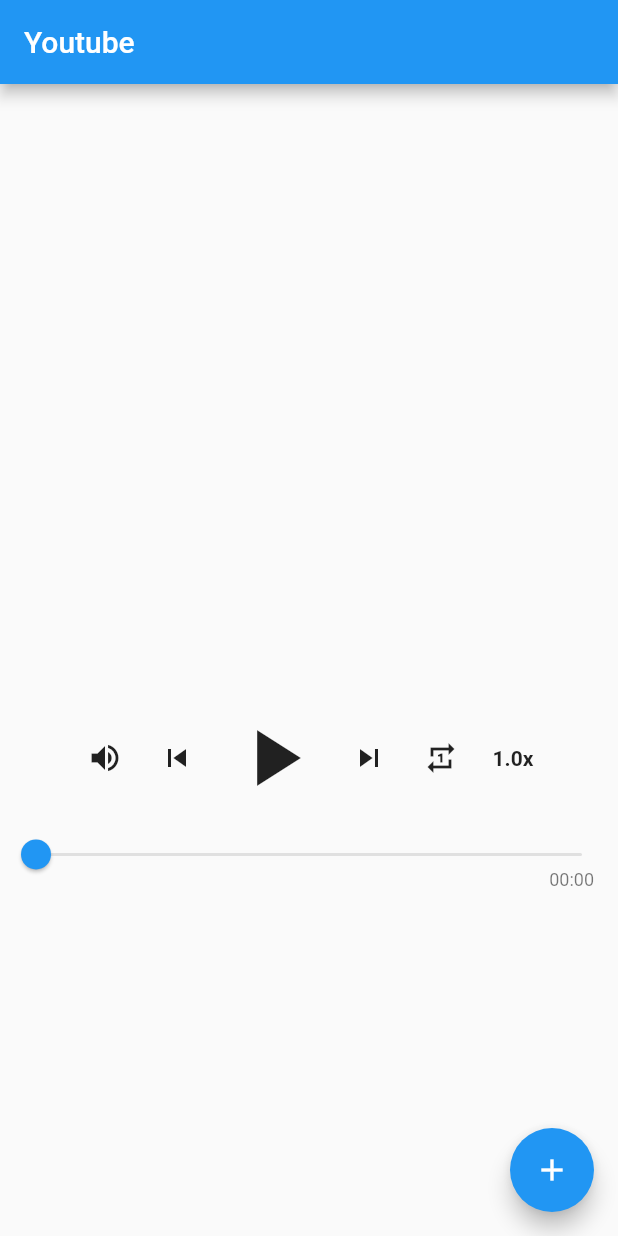
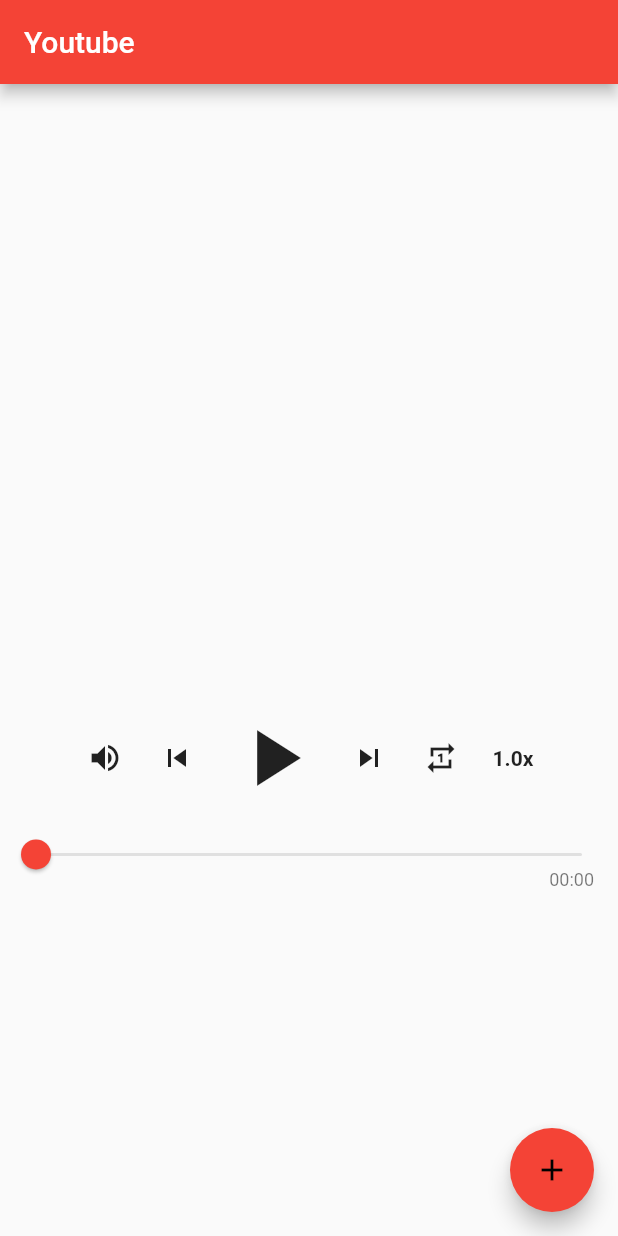
Before and after one commit to rmagur1203/background-youtube-player, a Flutter app: the screen it shows after launch, on a phone screen of 412 x 824 dp. Run offline on Flutter 3.47's test engine with Material 2 defaults, Android fonts, the phone set to English and light mode, and no system bars; our stand-ins replace audio_service, just_audio, rxdart; missing offline and left inert: audio_session, youtube_explode_dart.

Commit message:
add dark theme

```diff
--- a/lib/main.dart
+++ b/lib/main.dart
@@ -30,8 +30,24 @@ class MyApp extends StatelessWidget {
   @override
   Widget build(BuildContext context) {
     return MaterialApp(
-      title: 'Audio Service Demo',
-      theme: ThemeData(primarySwatch: Colors.blue),
+      title: 'Youtube',
+      theme: ThemeData(
+        brightness: Brightness.light,
+        primarySwatch: Colors.red,
+        colorScheme: const ColorScheme.light(
+          primary: Colors.red,
+          secondary: Colors.red,
+        ),
+      ),
+      darkTheme: ThemeData(
+        brightness: Brightness.dark,
+        primarySwatch: Colors.red,
+        colorScheme: const ColorScheme.dark(
+          primary: Colors.red,
+          secondary: Colors.red,
+        ),
+      ),
+      themeMode: ThemeMode.system,
       home: const MainScreen(),
     );
   }
@@ -62,7 +78,6 @@ class _MainScreenState extends State<MainScreen> with WidgetsBindingObserver {
   Future<void> _init() async {
     final session = await AudioSession.instance;
     await session.configure(const AudioSessionConfiguration.music());
-    // Listen to errors during playback.
     _player.playbackEventStream.listen((event) {},
         onError: (Object e, StackTrace stackTrace) {
       print('A stream error occurred: $e');
@@ -72,21 +87,19 @@ class _MainScreenState extends State<MainScreen> with WidgetsBindingObserver {
   @override
   void dispose() {
     ambiguate(WidgetsBinding.instance)!.removeObserver(this);
-    // Release decoders and buffers back to the operating system making them
-    // available for other apps to use.
     _player.dispose();
     super.dispose();
   }
 
-  // @override
-  // void didChangeAppLifecycleState(AppLifecycleState state) {
-  //   if (state == AppLifecycleState.paused) {
-  //     // Release the player's resources when not in use. We use "stop" so that
-  //     // if the app resumes later, it will still remember what position to
-  //     // resume from.
-  //     _player.stop();
-  //   }
-  // }
+  @override
+  void didChangeAppLifecycleState(AppLifecycleState state) {
+    if (state == AppLifecycleState.paused) {
+      // Release the player's resources when not in use. We use "stop" so that
+      // if the app resumes later, it will still remember what position to
+      // resume from.
+      // _player.stop();
+    }
+  }
 
   Stream<PositionData> get _positionDataStream =>
       Rx.combineLatest3<Duration, Duration, Duration?, PositionData>(
@@ -125,7 +138,6 @@ class _MainScreenState extends State<MainScreen> with WidgetsBindingObserver {
                       return Image.network(mediaItem?.artUri!.toString() ?? '');
                     },
                   ),
-                  // Show media item title
                   StreamBuilder<MediaItem?>(
                     stream: _audioHandler.mediaItem,
                     builder: (context, snapshot) {
@@ -138,9 +150,7 @@ class _MainScreenState extends State<MainScreen> with WidgetsBindingObserver {
                       );
                     },
                   ),
-                  // Play/pause/stop buttons.
                   ControlButtons(_audioHandler, _player),
-                  // A seek bar.
                   StreamBuilder<PositionData>(
                     stream: _positionDataStream,
                     builder: (context, snapshot) {
@@ -154,18 +164,6 @@ class _MainScreenState extends State<MainScreen> with WidgetsBindingObserver {
                       );
                     },
                   ),
-                  // Display the processing state.
-                  // StreamBuilder<AudioProcessingState>(
-                  //   stream: _audioHandler.playbackState
-                  //       .map((state) => state.processingState)
-                  //       .distinct(),
-                  //   builder: (context, snapshot) {
-                  //     final processingState =
-                  //         snapshot.data ?? AudioProcessingState.idle;
-                  //     return Text(
-                  //         "Processing state: ${processingState.toString().split('.').last}");
-                  //   },
-                  // ),
                 ],
               ),
             ),
```
